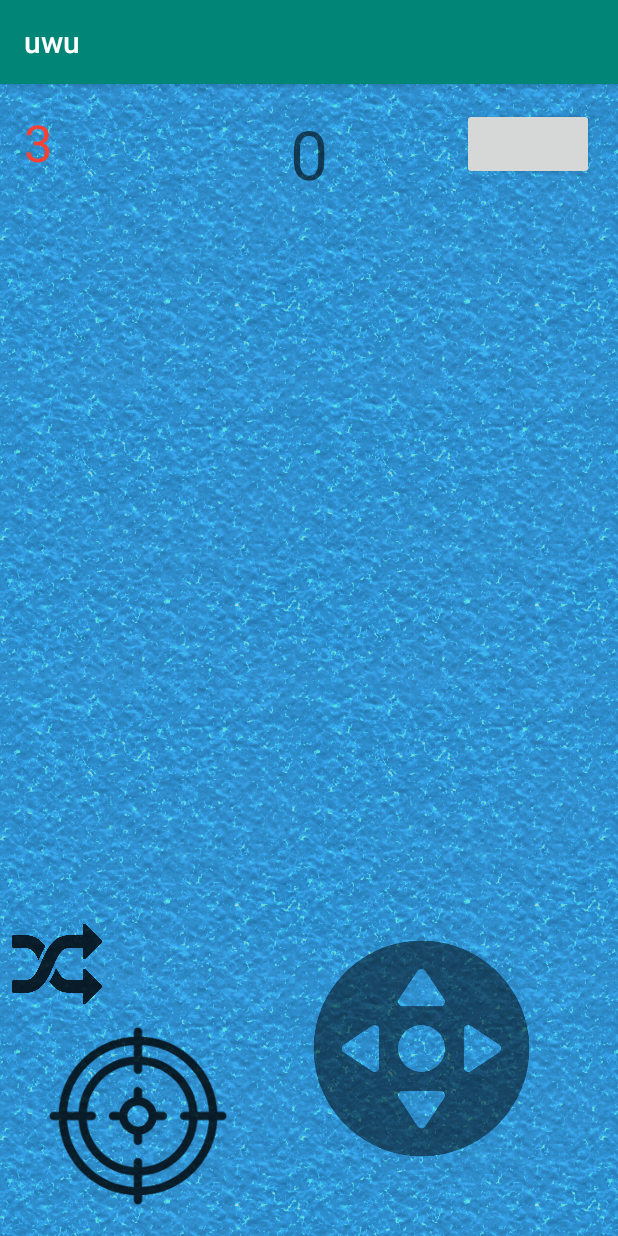
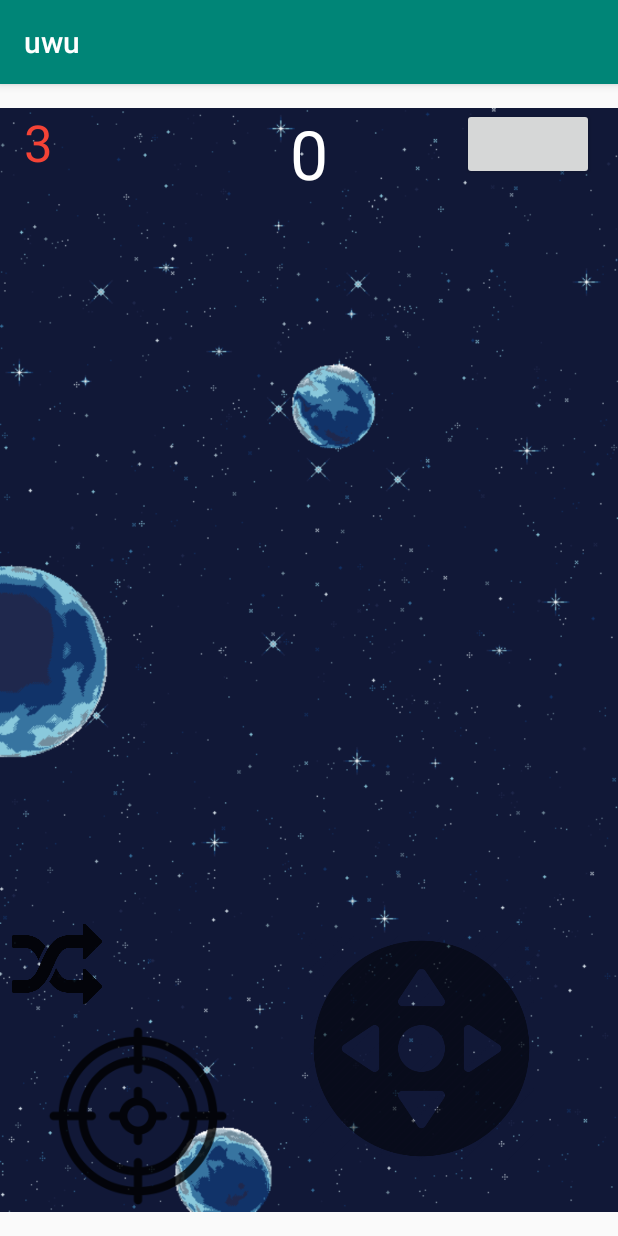
Before and after one commit to adrianmrt/SpaceTroopers, an Android app: the screen it shows after launch (ScaffoldActivity), after a tap on "START", on a phone screen of 412 x 824 dp. Run offline under Robolectric (Android 15) with nearby library versions, the phone set to English and light mode, and no system bars; 9 statements that could not run were skipped.

Commit message:
Update fragment_game.xml

```diff
--- a/Scaffold15/app/src/main/res/layout/fragment_game.xml
+++ b/Scaffold15/app/src/main/res/layout/fragment_game.xml
@@ -16,122 +16,17 @@
             android:layout_width="wrap_content"
             android:layout_height="wrap_content"
             android:gravity="start"
-            android:orientation="vertical">
+            android:orientation="vertical"
+            app:layout_constraintBottom_toBottomOf="parent"
+            app:layout_constraintEnd_toEndOf="parent"
+            app:layout_constraintStart_toStartOf="parent"
+            app:layout_constraintTop_toTopOf="parent">
 
-            <TableRow
+            <ImageView
+                android:id="@+id/imageView5"
                 android:layout_width="match_parent"
-                android:layout_height="wrap_content">
-
-                <ImageView
-                    android:id="@+id/imageView10"
-                    android:layout_width="200dp"
-                    android:layout_height="200dp"
-                    android:src="@drawable/tileable_water_texture" />
-
-                <ImageView
-                    android:id="@+id/imageView11"
-                    android:layout_width="200dp"
-                    android:layout_height="200dp"
-                    android:src="@drawable/tileable_water_texture" />
-
-                <ImageView
-                    android:id="@+id/imageView12"
-                    android:layout_width="200dp"
-                    android:layout_height="200dp"
-                    android:src="@drawable/tileable_water_texture" />
-            </TableRow>
-
-            <TableRow
-                android:layout_width="match_parent"
-                android:layout_height="wrap_content">
-
-                <ImageView
-                    android:id="@+id/imageView13"
-                    android:layout_width="200dp"
-                    android:layout_height="200dp"
-                    android:src="@drawable/tileable_water_texture" />
-
-                <ImageView
-                    android:id="@+id/imageView14"
-                    android:layout_width="200dp"
-                    android:layout_height="200dp"
-                    android:src="@drawable/tileable_water_texture" />
-
-                <ImageView
-                    android:id="@+id/imageView15"
-                    android:layout_width="200dp"
-                    android:layout_height="200dp"
-                    android:src="@drawable/tileable_water_texture" />
-            </TableRow>
-
-            <TableRow
-                android:layout_width="match_parent"
-                android:layout_height="wrap_content">
-
-                <ImageView
-                    android:id="@+id/imageView16"
-                    android:layout_width="200dp"
-                    android:layout_height="200dp"
-                    android:src="@drawable/tileable_water_texture" />
-
-                <ImageView
-                    android:id="@+id/imageView17"
-                    android:layout_width="200dp"
-                    android:layout_height="200dp"
-                    android:src="@drawable/tileable_water_texture" />
-
-                <ImageView
-                    android:id="@+id/imageView18"
-                    android:layout_width="200dp"
-                    android:layout_height="200dp"
-                    android:src="@drawable/tileable_water_texture" />
-            </TableRow>
-
-            <TableRow
-                android:layout_width="match_parent"
-                android:layout_height="wrap_content">
-
-                <ImageView
-                    android:id="@+id/imageView19"
-                    android:layout_width="200dp"
-                    android:layout_height="200dp"
-                    android:src="@drawable/tileable_water_texture" />
-
-                <ImageView
-                    android:id="@+id/imageView20"
-                    android:layout_width="200dp"
-                    android:layout_height="200dp"
-                    android:src="@drawable/tileable_water_texture" />
-
-                <ImageView
-                    android:id="@+id/imageView21"
-                    android:layout_width="200dp"
-                    android:layout_height="200dp"
-                    android:src="@drawable/tileable_water_texture" />
-            </TableRow>
-
-            <TableRow
-                android:layout_width="match_parent"
-                android:layout_height="wrap_content">
-
-                <ImageView
-                    android:id="@+id/imageView22"
-                    android:layout_width="200dp"
-                    android:layout_height="200dp"
-                    android:src="@drawable/tileable_water_texture" />
-
-                <ImageView
-                    android:id="@+id/imageView23"
-                    android:layout_width="200dp"
-                    android:layout_height="200dp"
-                    android:src="@drawable/tileable_water_texture" />
-
-                <ImageView
-                    android:id="@+id/imageView24"
-                    android:layout_width="200dp"
-                    android:layout_height="200dp"
-                    android:src="@drawable/tileable_water_texture" />
-            </TableRow>
+                android:layout_height="wrap_content"
+                android:src="@drawable/space_background3" />
         </LinearLayout>
     </androidx.constraintlayout.widget.ConstraintLayout>
 
@@ -154,7 +49,8 @@
         android:layout_gravity="center|top|center_vertical"
         android:layout_marginTop="@dimen/activity_horizontal_margin"
         android:text="@string/_0"
-        android:textAppearance="@style/TextAppearance.AppCompat.Display2" />
+        android:textAppearance="@style/TextAppearance.AppCompat.Display2"
+        android:textColor="#FFFFFF" />
 
     <dadm.scaffold.engine.StandardGameView
         android:id="@+id/gameView"
```
